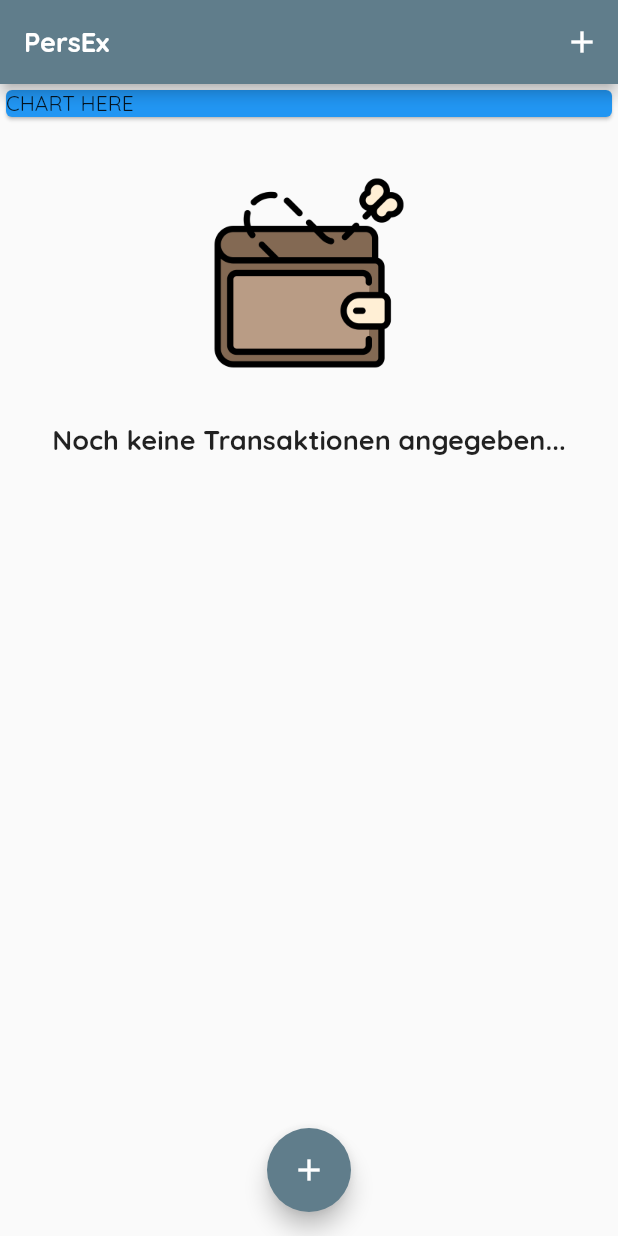
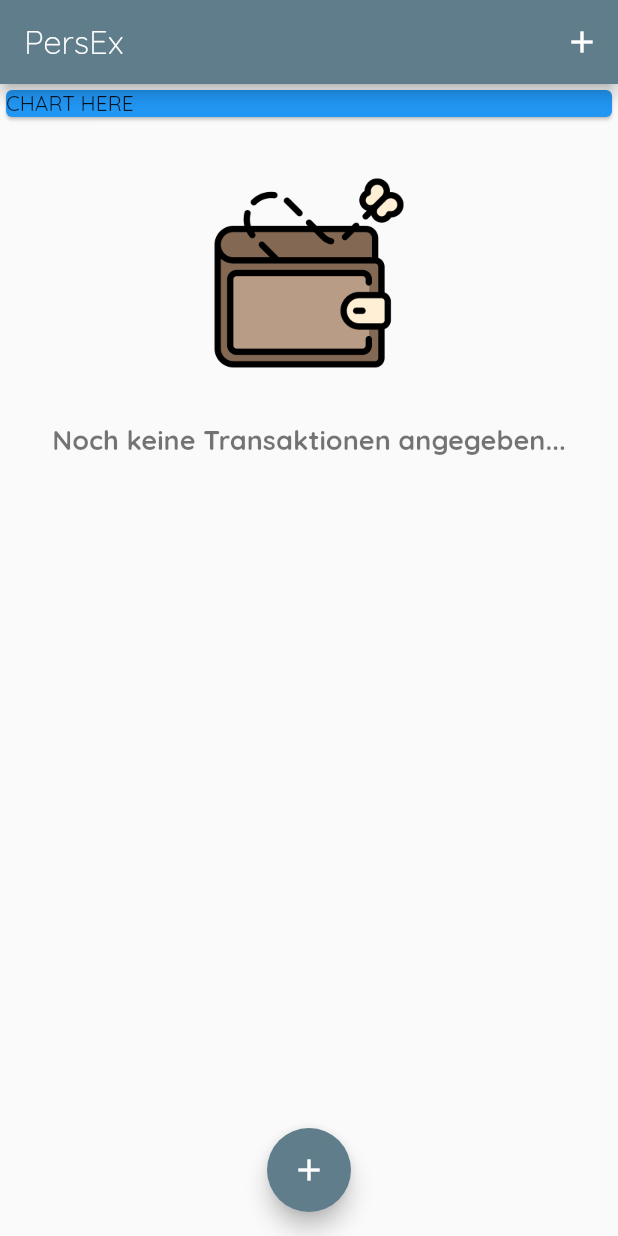
Before and after one commit to Totemi1324/personal_expenses, a Flutter app: the screen it shows after launch, on a phone screen of 412 x 824 dp. Run offline on Flutter 3.47's test engine with Material 2 defaults, Android fonts, the phone set to English and light mode, and no system bars.

Commit message:
Refine theming with new text styles

```diff
--- a/lib/main.dart
+++ b/lib/main.dart
@@ -18,11 +18,18 @@ class MyApp extends StatelessWidget {
       theme: ThemeData(
         primarySwatch: Colors.blueGrey,
         fontFamily: "Quicksand",
+        textTheme: const TextTheme(
+          caption: TextStyle(
+            fontFamily: "Quicksand",
+            fontWeight: FontWeight.bold,
+            fontSize: 18,
+          )
+        ),
         appBarTheme: const AppBarTheme(
           titleTextStyle: TextStyle(
             fontFamily: "Quicksand",
-            fontWeight: FontWeight.bold,
-            fontSize: 18,
+            fontWeight: FontWeight.w300,
+            fontSize: 22,
           ),
         ),
       ),
--- a/lib/widgets/transaction_list.dart
+++ b/lib/widgets/transaction_list.dart
@@ -41,7 +41,7 @@ class TransactionList extends StatelessWidget {
                 ),
                 Text(
                   "Noch keine Transaktionen angegeben...",
-                  style: Theme.of(context).appBarTheme.titleTextStyle,
+                  style: Theme.of(context).textTheme.caption,
                 ),
               ],
             )
```
